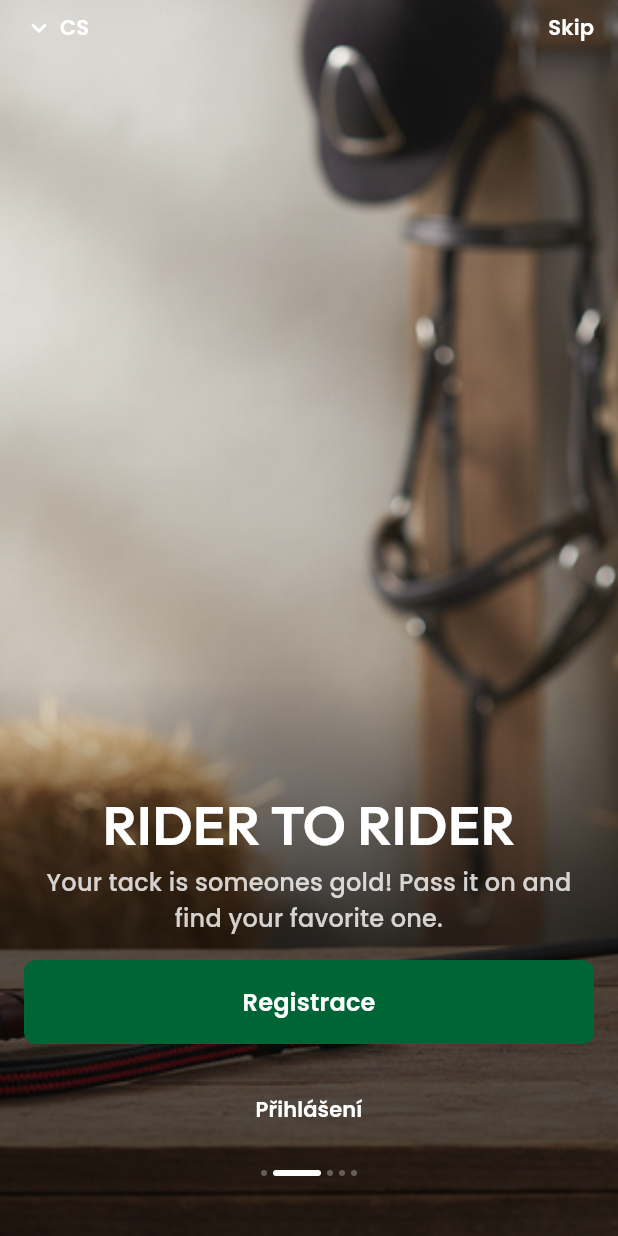
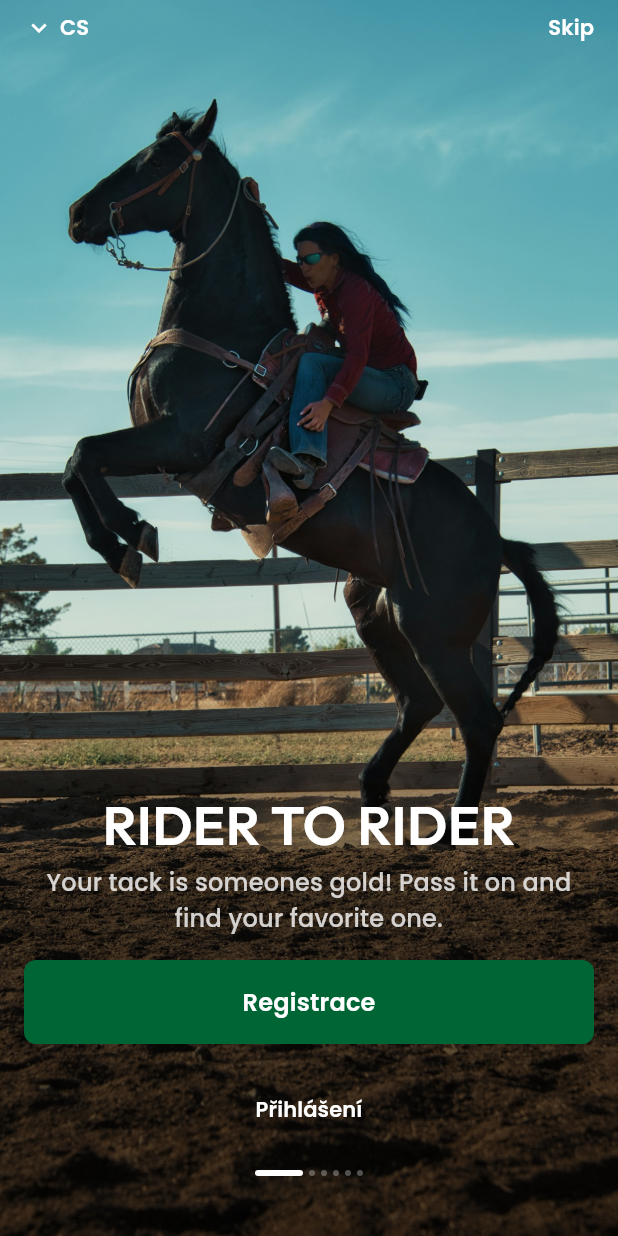
Before and after one commit to martintellinger/eqqu, a Flutter app: the screen it shows after launch, on a phone screen of 412 x 824 dp. Run offline on Flutter 3.47's test engine with Material 3 defaults, Android fonts, the phone set to English and light mode, and no system bars; our stand-ins replace flutter_svg.

```diff
--- a/lib/screens/intro_screen.dart
+++ b/lib/screens/intro_screen.dart
@@ -15,6 +15,7 @@ class _IntroScreenState extends State<IntroScreen> {
   late final List<String> _bgImages;
 
   static const _allProductImages = [
+    'assets/images/background.jpg',
     'assets/images/product_01.png',
     'assets/images/product_02.png',
     'assets/images/product_03.png',
@@ -25,13 +26,16 @@ class _IntroScreenState extends State<IntroScreen> {
   @override
   void initState() {
     super.initState();
-    _bgImages = List.from(_allProductImages)..shuffle();
+    _bgImages = [
+      _allProductImages[0],
+      ...(List.from(_allProductImages.sublist(1))..shuffle()),
+    ];
     languageNotifier.addListener(_onLanguageChanged);
     _startImageCycling();
   }
 
   void _startImageCycling() {
-    Future.delayed(const Duration(seconds: 4), () {
+    Future.delayed(const Duration(seconds: 8), () {
       if (!mounted) return;
       setState(() {
         _currentImageIndex = (_currentImageIndex + 1) % _bgImages.length;
@@ -160,7 +164,7 @@ class _IntroScreenState extends State<IntroScreen> {
         children: [
           // Background image with animated cross-fade
           AnimatedSwitcher(
-            duration: const Duration(milliseconds: 800),
+            duration: const Duration(milliseconds: 1500),
             child: Image.asset(
               _bgImages[_currentImageIndex],
               key: ValueKey(_currentImageIndex),
```
Also changed, not shown: 3 other files.
